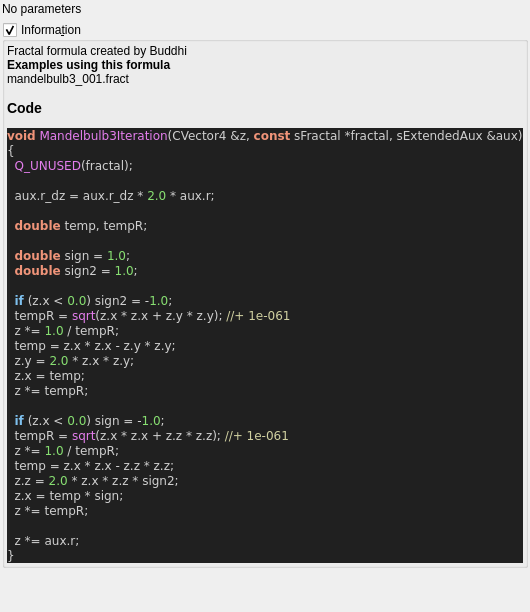
Qt form mandelbulber2/formula/ui/fractal_mandelbulb3.ui (buddhi1980/mandelbulber2) before a commit.
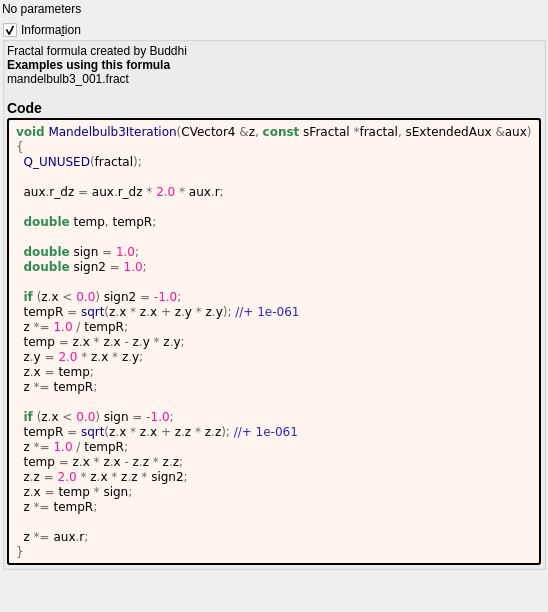
The same form after that commit. Custom widgets are drawn as their Qt base class.

```diff
--- a/mandelbulber2/formula/ui/fractal_mandelbulb3.ui
+++ b/mandelbulber2/formula/ui/fractal_mandelbulb3.ui
@@ -61,41 +61,56 @@
        <number>2</number>
       </property>
       <item>
-       <widget class="QLabel" name="label_code_content">
+	   <widget class="QLabel" name="label_information_general">
         <property name="text">
          <string notr="true">&lt;p&gt;Fractal formula created by Buddhi&lt;/p&gt;&lt;table&gt;
 &lt;/table&gt;
-&lt;br&gt;&lt;b&gt;Examples using this formula&lt;/b&gt;&lt;br&gt;mandelbulb3_001.fract&lt;h3&gt;Code&lt;/h3&gt;
-&lt;body style=&quot;background-color:#202020&quot;&gt;
-&lt;pre style=&quot;color:#d0d0d0; background-color:#202020;  font-family:'Courier New',monospace;&quot;&gt;&lt;span style=&quot;color:#f09479; font-weight:bold&quot;&gt;void&lt;/span&gt; &lt;span style=&quot;color:#e47eed&quot;&gt;Mandelbulb3Iteration&lt;/span&gt;&lt;span style=&quot;color:#d0d0d0&quot;&gt;(&lt;/span&gt;CVector4 &lt;span style=&quot;color:#d0d0d0&quot;&gt;&amp;amp;&lt;/span&gt;z&lt;span style=&quot;color:#d0d0d0&quot;&gt;,&lt;/span&gt; &lt;span style=&quot;color:#f09479; font-weight:bold&quot;&gt;const&lt;/span&gt; sFractal &lt;span style=&quot;color:#d0d0d0&quot;&gt;*&lt;/span&gt;fractal&lt;span style=&quot;color:#d0d0d0&quot;&gt;,&lt;/span&gt; sExtendedAux &lt;span style=&quot;color:#d0d0d0&quot;&gt;&amp;amp;&lt;/span&gt;aux&lt;span style=&quot;color:#d0d0d0&quot;&gt;)&lt;/span&gt;
-&lt;span style=&quot;color:#d0d0d0&quot;&gt;{&lt;/span&gt;
-  &lt;span style=&quot;color:#e47eed&quot;&gt;Q_UNUSED&lt;/span&gt;&lt;span style=&quot;color:#d0d0d0&quot;&gt;(&lt;/span&gt;fractal&lt;span style=&quot;color:#d0d0d0&quot;&gt;);&lt;/span&gt;
+&lt;br&gt;&lt;b&gt;Examples using this formula&lt;/b&gt;&lt;br&gt;mandelbulb3_001.fract&lt;h3&gt;Code&lt;/h3&gt;</string>
+		</property>
+		<property name="wordWrap">
+		 <bool>true</bool>
+		</property>
+		<property name="openExternalLinks">
+		 <bool>true</bool>
+		</property>
+		<property name="textInteractionFlags">
+		 <set>Qt::LinksAccessibleByMouse|Qt::TextSelectableByMouse</set>
+		</property>
+		</widget>
+	   </item>
+	   <item>
+	    <widget class="QLabel" name="label_code_content">
+		 <property name="text">
+		  <string notr="true">&lt;body style=&quot;background-color:#fff5ee&quot;&gt;
+&lt;pre style=&quot;color:#000000; background-color:#fff5ee;  font-family:'Courier New',monospace;&quot;&gt;&lt;span style=&quot;color:#2e8b57; font-weight:bold&quot;&gt;void&lt;/span&gt; &lt;span style=&quot;color:#00008f&quot;&gt;Mandelbulb3Iteration&lt;/span&gt;&lt;span style=&quot;color:#676767&quot;&gt;(&lt;/span&gt;CVector4 &lt;span style=&quot;color:#676767&quot;&gt;&amp;amp;&lt;/span&gt;z&lt;span style=&quot;color:#676767&quot;&gt;,&lt;/span&gt; &lt;span style=&quot;color:#2e8b57; font-weight:bold&quot;&gt;const&lt;/span&gt; sFractal &lt;span style=&quot;color:#676767&quot;&gt;*&lt;/span&gt;fractal&lt;span style=&quot;color:#676767&quot;&gt;,&lt;/span&gt; sExtendedAux &lt;span style=&quot;color:#676767&quot;&gt;&amp;amp;&lt;/span&gt;aux&lt;span style=&quot;color:#676767&quot;&gt;)&lt;/span&gt;
+&lt;span style=&quot;color:#676767&quot;&gt;{&lt;/span&gt;
+  &lt;span style=&quot;color:#00008f&quot;&gt;Q_UNUSED&lt;/span&gt;&lt;span style=&quot;color:#676767&quot;&gt;(&lt;/span&gt;fractal&lt;span style=&quot;color:#676767&quot;&gt;);&lt;/span&gt;
 
-  aux&lt;span style=&quot;color:#d0d0d0&quot;&gt;.&lt;/span&gt;r_dz &lt;span style=&quot;color:#d0d0d0&quot;&gt;=&lt;/span&gt; aux&lt;span style=&quot;color:#d0d0d0&quot;&gt;.&lt;/span&gt;r_dz &lt;span style=&quot;color:#d0d0d0&quot;&gt;*&lt;/span&gt; &lt;span style=&quot;color:#87df71&quot;&gt;2.0&lt;/span&gt; &lt;span style=&quot;color:#d0d0d0&quot;&gt;*&lt;/span&gt; aux&lt;span style=&quot;color:#d0d0d0&quot;&gt;.&lt;/span&gt;r&lt;span style=&quot;color:#d0d0d0&quot;&gt;;&lt;/span&gt;
+  aux&lt;span style=&quot;color:#676767&quot;&gt;.&lt;/span&gt;r_dz &lt;span style=&quot;color:#676767&quot;&gt;=&lt;/span&gt; aux&lt;span style=&quot;color:#676767&quot;&gt;.&lt;/span&gt;r_dz &lt;span style=&quot;color:#676767&quot;&gt;*&lt;/span&gt; &lt;span style=&quot;color:#ff1493&quot;&gt;2.0&lt;/span&gt; &lt;span style=&quot;color:#676767&quot;&gt;*&lt;/span&gt; aux&lt;span style=&quot;color:#676767&quot;&gt;.&lt;/span&gt;r&lt;span style=&quot;color:#676767&quot;&gt;;&lt;/span&gt;
 
-  &lt;span style=&quot;color:#f09479; font-weight:bold&quot;&gt;double&lt;/span&gt; temp&lt;span style=&quot;color:#d0d0d0&quot;&gt;,&lt;/span&gt; tempR&lt;span style=&quot;color:#d0d0d0&quot;&gt;;&lt;/span&gt;
+  &lt;span style=&quot;color:#2e8b57; font-weight:bold&quot;&gt;double&lt;/span&gt; temp&lt;span style=&quot;color:#676767&quot;&gt;,&lt;/span&gt; tempR&lt;span style=&quot;color:#676767&quot;&gt;;&lt;/span&gt;
 
-  &lt;span style=&quot;color:#f09479; font-weight:bold&quot;&gt;double&lt;/span&gt; sign &lt;span style=&quot;color:#d0d0d0&quot;&gt;=&lt;/span&gt; &lt;span style=&quot;color:#87df71&quot;&gt;1.0&lt;/span&gt;&lt;span style=&quot;color:#d0d0d0&quot;&gt;;&lt;/span&gt;
-  &lt;span style=&quot;color:#f09479; font-weight:bold&quot;&gt;double&lt;/span&gt; sign2 &lt;span style=&quot;color:#d0d0d0&quot;&gt;=&lt;/span&gt; &lt;span style=&quot;color:#87df71&quot;&gt;1.0&lt;/span&gt;&lt;span style=&quot;color:#d0d0d0&quot;&gt;;&lt;/span&gt;
+  &lt;span style=&quot;color:#2e8b57; font-weight:bold&quot;&gt;double&lt;/span&gt; sign &lt;span style=&quot;color:#676767&quot;&gt;=&lt;/span&gt; &lt;span style=&quot;color:#ff1493&quot;&gt;1.0&lt;/span&gt;&lt;span style=&quot;color:#676767&quot;&gt;;&lt;/span&gt;
+  &lt;span style=&quot;color:#2e8b57; font-weight:bold&quot;&gt;double&lt;/span&gt; sign2 &lt;span style=&quot;color:#676767&quot;&gt;=&lt;/span&gt; &lt;span style=&quot;color:#ff1493&quot;&gt;1.0&lt;/span&gt;&lt;span style=&quot;color:#676767&quot;&gt;;&lt;/span&gt;
 
-  &lt;span style=&quot;color:#7ec0ee; font-weight:bold&quot;&gt;if&lt;/span&gt; &lt;span style=&quot;color:#d0d0d0&quot;&gt;(&lt;/span&gt;z&lt;span style=&quot;color:#d0d0d0&quot;&gt;.&lt;/span&gt;x &lt;span style=&quot;color:#d0d0d0&quot;&gt;&amp;lt;&lt;/span&gt; &lt;span style=&quot;color:#87df71&quot;&gt;0.0&lt;/span&gt;&lt;span style=&quot;color:#d0d0d0&quot;&gt;)&lt;/span&gt; sign2 &lt;span style=&quot;color:#d0d0d0&quot;&gt;= -&lt;/span&gt;&lt;span style=&quot;color:#87df71&quot;&gt;1.0&lt;/span&gt;&lt;span style=&quot;color:#d0d0d0&quot;&gt;;&lt;/span&gt;
-  tempR &lt;span style=&quot;color:#d0d0d0&quot;&gt;=&lt;/span&gt; &lt;span style=&quot;color:#e47eed&quot;&gt;sqrt&lt;/span&gt;&lt;span style=&quot;color:#d0d0d0&quot;&gt;(&lt;/span&gt;z&lt;span style=&quot;color:#d0d0d0&quot;&gt;.&lt;/span&gt;x &lt;span style=&quot;color:#d0d0d0&quot;&gt;*&lt;/span&gt; z&lt;span style=&quot;color:#d0d0d0&quot;&gt;.&lt;/span&gt;x &lt;span style=&quot;color:#d0d0d0&quot;&gt;+&lt;/span&gt; z&lt;span style=&quot;color:#d0d0d0&quot;&gt;.&lt;/span&gt;y &lt;span style=&quot;color:#d0d0d0&quot;&gt;*&lt;/span&gt; z&lt;span style=&quot;color:#d0d0d0&quot;&gt;.&lt;/span&gt;y&lt;span style=&quot;color:#d0d0d0&quot;&gt;);&lt;/span&gt; &lt;span style=&quot;color:#d0d0a0&quot;&gt;//+ 1e-061&lt;/span&gt;
-  z &lt;span style=&quot;color:#d0d0d0&quot;&gt;*=&lt;/span&gt; &lt;span style=&quot;color:#87df71&quot;&gt;1.0&lt;/span&gt; &lt;span style=&quot;color:#d0d0d0&quot;&gt;/&lt;/span&gt; tempR&lt;span style=&quot;color:#d0d0d0&quot;&gt;;&lt;/span&gt;
-  temp &lt;span style=&quot;color:#d0d0d0&quot;&gt;=&lt;/span&gt; z&lt;span style=&quot;color:#d0d0d0&quot;&gt;.&lt;/span&gt;x &lt;span style=&quot;color:#d0d0d0&quot;&gt;*&lt;/span&gt; z&lt;span style=&quot;color:#d0d0d0&quot;&gt;.&lt;/span&gt;x &lt;span style=&quot;color:#d0d0d0&quot;&gt;-&lt;/span&gt; z&lt;span style=&quot;color:#d0d0d0&quot;&gt;.&lt;/span&gt;y &lt;span style=&quot;color:#d0d0d0&quot;&gt;*&lt;/span&gt; z&lt;span style=&quot;color:#d0d0d0&quot;&gt;.&lt;/span&gt;y&lt;span style=&quot;color:#d0d0d0&quot;&gt;;&lt;/span&gt;
-  z&lt;span style=&quot;color:#d0d0d0&quot;&gt;.&lt;/span&gt;y &lt;span style=&quot;color:#d0d0d0&quot;&gt;=&lt;/span&gt; &lt;span style=&quot;color:#87df71&quot;&gt;2.0&lt;/span&gt; &lt;span style=&quot;color:#d0d0d0&quot;&gt;*&lt;/span&gt; z&lt;span style=&quot;color:#d0d0d0&quot;&gt;.&lt;/span&gt;x &lt;span style=&quot;color:#d0d0d0&quot;&gt;*&lt;/span&gt; z&lt;span style=&quot;color:#d0d0d0&quot;&gt;.&lt;/span&gt;y&lt;span style=&quot;color:#d0d0d0&quot;&gt;;&lt;/span&gt;
-  z&lt;span style=&quot;color:#d0d0d0&quot;&gt;.&lt;/span&gt;x &lt;span style=&quot;color:#d0d0d0&quot;&gt;=&lt;/span&gt; temp&lt;span style=&quot;color:#d0d0d0&quot;&gt;;&lt;/span&gt;
-  z &lt;span style=&quot;color:#d0d0d0&quot;&gt;*=&lt;/span&gt; tempR&lt;span style=&quot;color:#d0d0d0&quot;&gt;;&lt;/span&gt;
+  &lt;span style=&quot;color:#2e8b57; font-weight:bold&quot;&gt;if&lt;/span&gt; &lt;span style=&quot;color:#676767&quot;&gt;(&lt;/span&gt;z&lt;span style=&quot;color:#676767&quot;&gt;.&lt;/span&gt;x &lt;span style=&quot;color:#676767&quot;&gt;&amp;lt;&lt;/span&gt; &lt;span style=&quot;color:#ff1493&quot;&gt;0.0&lt;/span&gt;&lt;span style=&quot;color:#676767&quot;&gt;)&lt;/span&gt; sign2 &lt;span style=&quot;color:#676767&quot;&gt;= -&lt;/span&gt;&lt;span style=&quot;color:#ff1493&quot;&gt;1.0&lt;/span&gt;&lt;span style=&quot;color:#676767&quot;&gt;;&lt;/span&gt;
+  tempR &lt;span style=&quot;color:#676767&quot;&gt;=&lt;/span&gt; &lt;span style=&quot;color:#00008f&quot;&gt;sqrt&lt;/span&gt;&lt;span style=&quot;color:#676767&quot;&gt;(&lt;/span&gt;z&lt;span style=&quot;color:#676767&quot;&gt;.&lt;/span&gt;x &lt;span style=&quot;color:#676767&quot;&gt;*&lt;/span&gt; z&lt;span style=&quot;color:#676767&quot;&gt;.&lt;/span&gt;x &lt;span style=&quot;color:#676767&quot;&gt;+&lt;/span&gt; z&lt;span style=&quot;color:#676767&quot;&gt;.&lt;/span&gt;y &lt;span style=&quot;color:#676767&quot;&gt;*&lt;/span&gt; z&lt;span style=&quot;color:#676767&quot;&gt;.&lt;/span&gt;y&lt;span style=&quot;color:#676767&quot;&gt;);&lt;/span&gt; &lt;span style=&quot;color:#2929cc&quot;&gt;//+ 1e-061&lt;/span&gt;
+  z &lt;span style=&quot;color:#676767&quot;&gt;*=&lt;/span&gt; &lt;span style=&quot;color:#ff1493&quot;&gt;1.0&lt;/span&gt; &lt;span style=&quot;color:#676767&quot;&gt;/&lt;/span&gt; tempR&lt;span style=&quot;color:#676767&quot;&gt;;&lt;/span&gt;
+  temp &lt;span style=&quot;color:#676767&quot;&gt;=&lt;/span&gt; z&lt;span style=&quot;color:#676767&quot;&gt;.&lt;/span&gt;x &lt;span style=&quot;color:#676767&quot;&gt;*&lt;/span&gt; z&lt;span style=&quot;color:#676767&quot;&gt;.&lt;/span&gt;x &lt;span style=&quot;color:#676767&quot;&gt;-&lt;/span&gt; z&lt;span style=&quot;color:#676767&quot;&gt;.&lt;/span&gt;y &lt;span style=&quot;color:#676767&quot;&gt;*&lt;/span&gt; z&lt;span style=&quot;color:#676767&quot;&gt;.&lt;/span&gt;y&lt;span style=&quot;color:#676767&quot;&gt;;&lt;/span&gt;
+  z&lt;span style=&quot;color:#676767&quot;&gt;.&lt;/span&gt;y &lt;span style=&quot;color:#676767&quot;&gt;=&lt;/span&gt; &lt;span style=&quot;color:#ff1493&quot;&gt;2.0&lt;/span&gt; &lt;span style=&quot;color:#676767&quot;&gt;*&lt;/span&gt; z&lt;span style=&quot;color:#676767&quot;&gt;.&lt;/span&gt;x &lt;span style=&quot;color:#676767&quot;&gt;*&lt;/span&gt; z&lt;span style=&quot;color:#676767&quot;&gt;.&lt;/span&gt;y&lt;span style=&quot;color:#676767&quot;&gt;;&lt;/span&gt;
+  z&lt;span style=&quot;color:#676767&quot;&gt;.&lt;/span&gt;x &lt;span style=&quot;color:#676767&quot;&gt;=&lt;/span&gt; temp&lt;span style=&quot;color:#676767&quot;&gt;;&lt;/span&gt;
+  z &lt;span style=&quot;color:#676767&quot;&gt;*=&lt;/span&gt; tempR&lt;span style=&quot;color:#676767&quot;&gt;;&lt;/span&gt;
 
-  &lt;span style=&quot;color:#7ec0ee; font-weight:bold&quot;&gt;if&lt;/span&gt; &lt;span style=&quot;color:#d0d0d0&quot;&gt;(&lt;/span&gt;z&lt;span style=&quot;color:#d0d0d0&quot;&gt;.&lt;/span&gt;x &lt;span style=&quot;color:#d0d0d0&quot;&gt;&amp;lt;&lt;/span&gt; &lt;span style=&quot;color:#87df71&quot;&gt;0.0&lt;/span&gt;&lt;span style=&quot;color:#d0d0d0&quot;&gt;)&lt;/span&gt; sign &lt;span style=&quot;color:#d0d0d0&quot;&gt;= -&lt;/span&gt;&lt;span style=&quot;color:#87df71&quot;&gt;1.0&lt;/span&gt;&lt;span style=&quot;color:#d0d0d0&quot;&gt;;&lt;/span&gt;
-  tempR &lt;span style=&quot;color:#d0d0d0&quot;&gt;=&lt;/span&gt; &lt;span style=&quot;color:#e47eed&quot;&gt;sqrt&lt;/span&gt;&lt;span style=&quot;color:#d0d0d0&quot;&gt;(&lt;/span&gt;z&lt;span style=&quot;color:#d0d0d0&quot;&gt;.&lt;/span&gt;x &lt;span style=&quot;color:#d0d0d0&quot;&gt;*&lt;/span&gt; z&lt;span style=&quot;color:#d0d0d0&quot;&gt;.&lt;/span&gt;x &lt;span style=&quot;color:#d0d0d0&quot;&gt;+&lt;/span&gt; z&lt;span style=&quot;color:#d0d0d0&quot;&gt;.&lt;/span&gt;z &lt;span style=&quot;color:#d0d0d0&quot;&gt;*&lt;/span&gt; z&lt;span style=&quot;color:#d0d0d0&quot;&gt;.&lt;/span&gt;z&lt;span style=&quot;color:#d0d0d0&quot;&gt;);&lt;/span&gt; &lt;span style=&quot;color:#d0d0a0&quot;&gt;//+ 1e-061&lt;/span&gt;
-  z &lt;span style=&quot;color:#d0d0d0&quot;&gt;*=&lt;/span&gt; &lt;span style=&quot;color:#87df71&quot;&gt;1.0&lt;/span&gt; &lt;span style=&quot;color:#d0d0d0&quot;&gt;/&lt;/span&gt; tempR&lt;span style=&quot;color:#d0d0d0&quot;&gt;;&lt;/span&gt;
-  temp &lt;span style=&quot;color:#d0d0d0&quot;&gt;=&lt;/span&gt; z&lt;span style=&quot;color:#d0d0d0&quot;&gt;.&lt;/span&gt;x &lt;span style=&quot;color:#d0d0d0&quot;&gt;*&lt;/span&gt; z&lt;span style=&quot;color:#d0d0d0&quot;&gt;.&lt;/span&gt;x &lt;span style=&quot;color:#d0d0d0&quot;&gt;-&lt;/span&gt; z&lt;span style=&quot;color:#d0d0d0&quot;&gt;.&lt;/span&gt;z &lt;span style=&quot;color:#d0d0d0&quot;&gt;*&lt;/span&gt; z&lt;span style=&quot;color:#d0d0d0&quot;&gt;.&lt;/span&gt;z&lt;span style=&quot;color:#d0d0d0&quot;&gt;;&lt;/span&gt;
-  z&lt;span style=&quot;color:#d0d0d0&quot;&gt;.&lt;/span&gt;z &lt;span style=&quot;color:#d0d0d0&quot;&gt;=&lt;/span&gt; &lt;span style=&quot;color:#87df71&quot;&gt;2.0&lt;/span&gt; &lt;span style=&quot;color:#d0d0d0&quot;&gt;*&lt;/span&gt; z&lt;span style=&quot;color:#d0d0d0&quot;&gt;.&lt;/span&gt;x &lt;span style=&quot;color:#d0d0d0&quot;&gt;*&lt;/span&gt; z&lt;span style=&quot;color:#d0d0d0&quot;&gt;.&lt;/span&gt;z &lt;span style=&quot;color:#d0d0d0&quot;&gt;*&lt;/span&gt; sign2&lt;span style=&quot;color:#d0d0d0&quot;&gt;;&lt;/span&gt;
-  z&lt;span style=&quot;color:#d0d0d0&quot;&gt;.&lt;/span&gt;x &lt;span style=&quot;color:#d0d0d0&quot;&gt;=&lt;/span&gt; temp &lt;span style=&quot;color:#d0d0d0&quot;&gt;*&lt;/span&gt; sign&lt;span style=&quot;color:#d0d0d0&quot;&gt;;&lt;/span&gt;
-  z &lt;span style=&quot;color:#d0d0d0&quot;&gt;*=&lt;/span&gt; tempR&lt;span style=&quot;color:#d0d0d0&quot;&gt;;&lt;/span&gt;
+  &lt;span style=&quot;color:#2e8b57; font-weight:bold&quot;&gt;if&lt;/span&gt; &lt;span style=&quot;color:#676767&quot;&gt;(&lt;/span&gt;z&lt;span style=&quot;color:#676767&quot;&gt;.&lt;/span&gt;x &lt;span style=&quot;color:#676767&quot;&gt;&amp;lt;&lt;/span&gt; &lt;span style=&quot;color:#ff1493&quot;&gt;0.0&lt;/span&gt;&lt;span style=&quot;color:#676767&quot;&gt;)&lt;/span&gt; sign &lt;span style=&quot;color:#676767&quot;&gt;= -&lt;/span&gt;&lt;span style=&quot;color:#ff1493&quot;&gt;1.0&lt;/span&gt;&lt;span style=&quot;color:#676767&quot;&gt;;&lt;/span&gt;
+  tempR &lt;span style=&quot;color:#676767&quot;&gt;=&lt;/span&gt; &lt;span style=&quot;color:#00008f&quot;&gt;sqrt&lt;/span&gt;&lt;span style=&quot;color:#676767&quot;&gt;(&lt;/span&gt;z&lt;span style=&quot;color:#676767&quot;&gt;.&lt;/span&gt;x &lt;span style=&quot;color:#676767&quot;&gt;*&lt;/span&gt; z&lt;span style=&quot;color:#676767&quot;&gt;.&lt;/span&gt;x &lt;span style=&quot;color:#676767&quot;&gt;+&lt;/span&gt; z&lt;span style=&quot;color:#676767&quot;&gt;.&lt;/span&gt;z &lt;span style=&quot;color:#676767&quot;&gt;*&lt;/span&gt; z&lt;span style=&quot;color:#676767&quot;&gt;.&lt;/span&gt;z&lt;span style=&quot;color:#676767&quot;&gt;);&lt;/span&gt; &lt;span style=&quot;color:#2929cc&quot;&gt;//+ 1e-061&lt;/span&gt;
+  z &lt;span style=&quot;color:#676767&quot;&gt;*=&lt;/span&gt; &lt;span style=&quot;color:#ff1493&quot;&gt;1.0&lt;/span&gt; &lt;span style=&quot;color:#676767&quot;&gt;/&lt;/span&gt; tempR&lt;span style=&quot;color:#676767&quot;&gt;;&lt;/span&gt;
+  temp &lt;span style=&quot;color:#676767&quot;&gt;=&lt;/span&gt; z&lt;span style=&quot;color:#676767&quot;&gt;.&lt;/span&gt;x &lt;span style=&quot;color:#676767&quot;&gt;*&lt;/span&gt; z&lt;span style=&quot;color:#676767&quot;&gt;.&lt;/span&gt;x &lt;span style=&quot;color:#676767&quot;&gt;-&lt;/span&gt; z&lt;span style=&quot;color:#676767&quot;&gt;.&lt;/span&gt;z &lt;span style=&quot;color:#676767&quot;&gt;*&lt;/span&gt; z&lt;span style=&quot;color:#676767&quot;&gt;.&lt;/span&gt;z&lt;span style=&quot;color:#676767&quot;&gt;;&lt;/span&gt;
+  z&lt;span style=&quot;color:#676767&quot;&gt;.&lt;/span&gt;z &lt;span style=&quot;color:#676767&quot;&gt;=&lt;/span&gt; &lt;span style=&quot;color:#ff1493&quot;&gt;2.0&lt;/span&gt; &lt;span style=&quot;color:#676767&quot;&gt;*&lt;/span&gt; z&lt;span style=&quot;color:#676767&quot;&gt;.&lt;/span&gt;x &lt;span style=&quot;color:#676767&quot;&gt;*&lt;/span&gt; z&lt;span style=&quot;color:#676767&quot;&gt;.&lt;/span&gt;z &lt;span style=&quot;color:#676767&quot;&gt;*&lt;/span&gt; sign2&lt;span style=&quot;color:#676767&quot;&gt;;&lt;/span&gt;
+  z&lt;span style=&quot;color:#676767&quot;&gt;.&lt;/span&gt;x &lt;span style=&quot;color:#676767&quot;&gt;=&lt;/span&gt; temp &lt;span style=&quot;color:#676767&quot;&gt;*&lt;/span&gt; sign&lt;span style=&quot;color:#676767&quot;&gt;;&lt;/span&gt;
+  z &lt;span style=&quot;color:#676767&quot;&gt;*=&lt;/span&gt; tempR&lt;span style=&quot;color:#676767&quot;&gt;;&lt;/span&gt;
 
-  z &lt;span style=&quot;color:#d0d0d0&quot;&gt;*=&lt;/span&gt; aux&lt;span style=&quot;color:#d0d0d0&quot;&gt;.&lt;/span&gt;r&lt;span style=&quot;color:#d0d0d0&quot;&gt;;&lt;/span&gt;
-&lt;span style=&quot;color:#d0d0d0&quot;&gt;}&lt;/span&gt;
+  z &lt;span style=&quot;color:#676767&quot;&gt;*=&lt;/span&gt; aux&lt;span style=&quot;color:#676767&quot;&gt;.&lt;/span&gt;r&lt;span style=&quot;color:#676767&quot;&gt;;&lt;/span&gt;
+&lt;span style=&quot;color:#676767&quot;&gt;}&lt;/span&gt;
 &lt;/pre&gt;
 &lt;/body&gt;</string>
         </property>
@@ -108,6 +123,9 @@
         <property name="textInteractionFlags">
          <set>Qt::LinksAccessibleByMouse|Qt::TextSelectableByMouse</set>
         </property>
+		 <property name="styleSheet">
+		  <string notr="true">border-style: outset; border-width: 2px; border-radius: 3px; border-color: black; background-color: #fff5ee; padding: 4px;</string>
+		  </property>
        </widget>
       </item>
      </layout>
```
Lines whose indentation alone changed are shown as unchanged.
